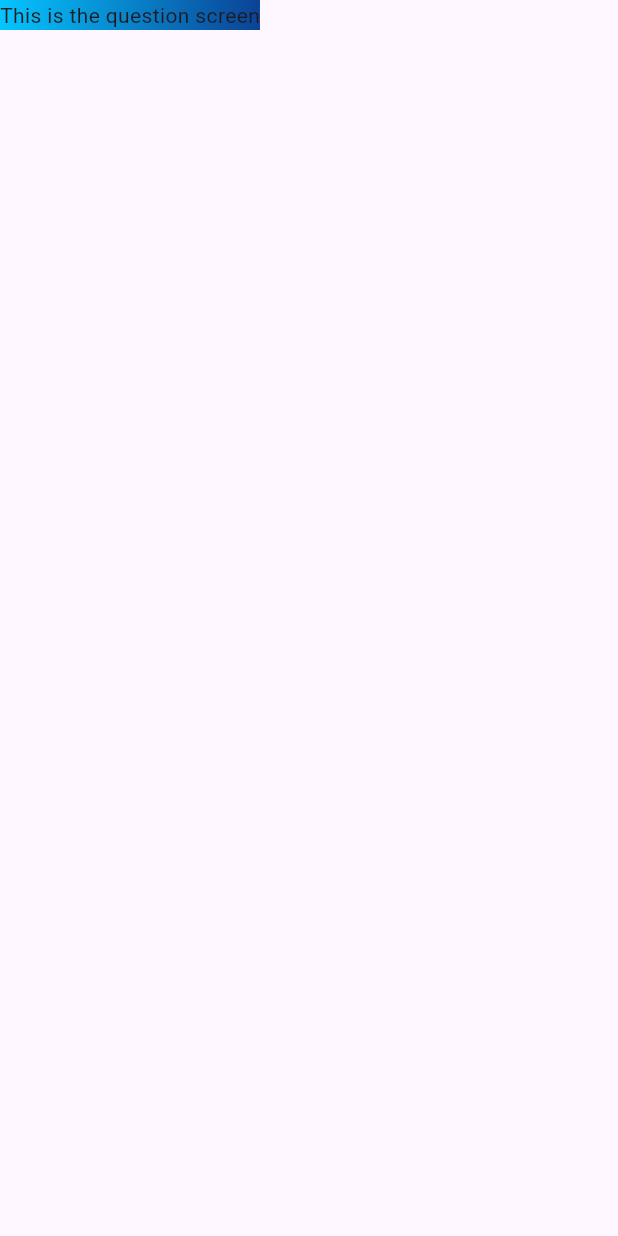
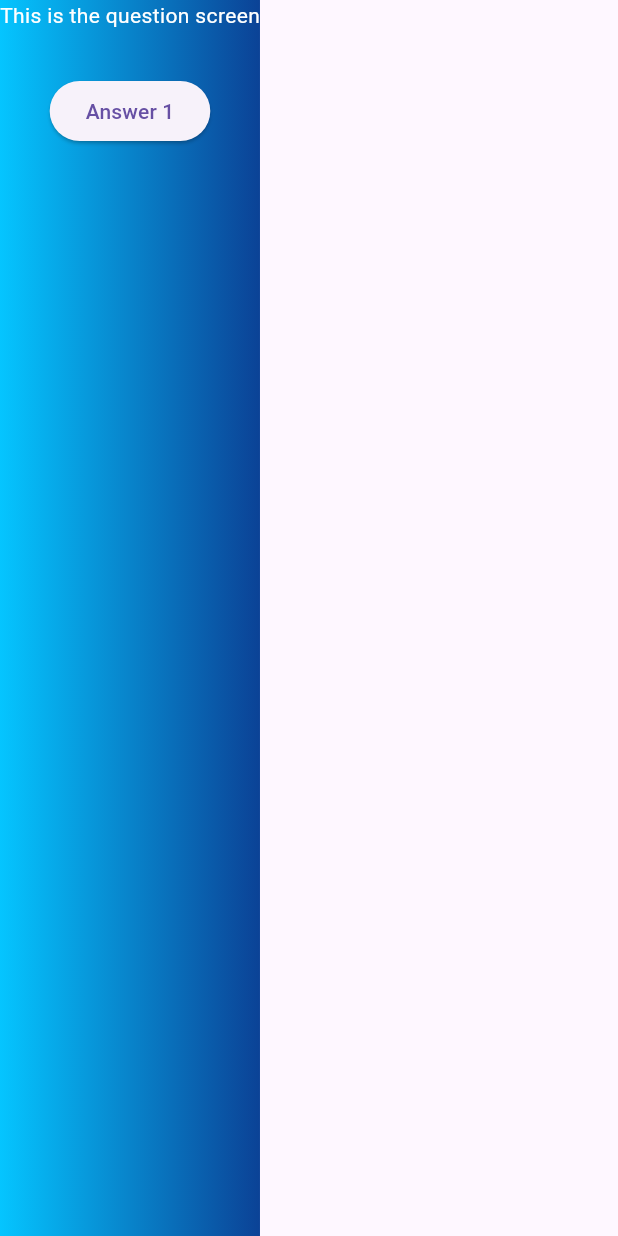
Before and after one commit to BorokiniofDevs/adv_basics, a Flutter app: the screen it shows after launch, after a tap on "Click to Start", on a phone screen of 412 x 824 dp. Run offline on Flutter 3.47's test engine with Material 3 defaults, Android fonts, the phone set to English and light mode, and no system bars.

Commit message:
reusable answerbutton

```diff
--- /dev/null
+++ b/lib/answers_button.dart
@@ -0,0 +1,17 @@
+import 'package:flutter/material.dart';
+
+class AnswerButton extends StatelessWidget {
+  const AnswerButton(
+      {super.key, required this.onTap, required this.answerText});
+
+  final String answerText;
+  final void Function() onTap;
+  @override
+  Widget build(context) {
+    return ElevatedButton(
+      onPressed: onTap,
+      style: ElevatedButton.styleFrom(),
+      child: Text(answerText),
+    );
+  }
+}
--- /dev/null
+++ b/lib/models/quiz_question.dart
@@ -0,0 +1,6 @@
+class QuizQuestion {
+  const QuizQuestion(this.text, this.answers);
+
+  final String text;
+  final List<String> answers;
+}
--- a/lib/question_screen.dart
+++ b/lib/question_screen.dart
@@ -1,3 +1,4 @@
+import 'package:adv_basics/answers_button.dart';
 import 'package:flutter/material.dart';
 
 class QuestionScreen extends StatefulWidget {
@@ -12,6 +13,22 @@ class QuestionScreen extends StatefulWidget {
 class _QuestionScreenState extends State<QuestionScreen> {
   @override
   Widget build(BuildContext context) {
-    return const Text('This is the question screen');
+    return const Column(
+      children: [
+        Text(
+          'This is the question screen',
+          style: TextStyle(
+            color: Colors.white,
+          ),
+        ),
+        SizedBox(
+          height: 30,
+        ),
+        AnswerButton(
+          answerText: 'Answer 1',
+          onTap: () {},
+        )
+      ],
+    );
   }
 }
```
Also changed, not shown: lib/data/question.dart (added, +55 -0 lines).
